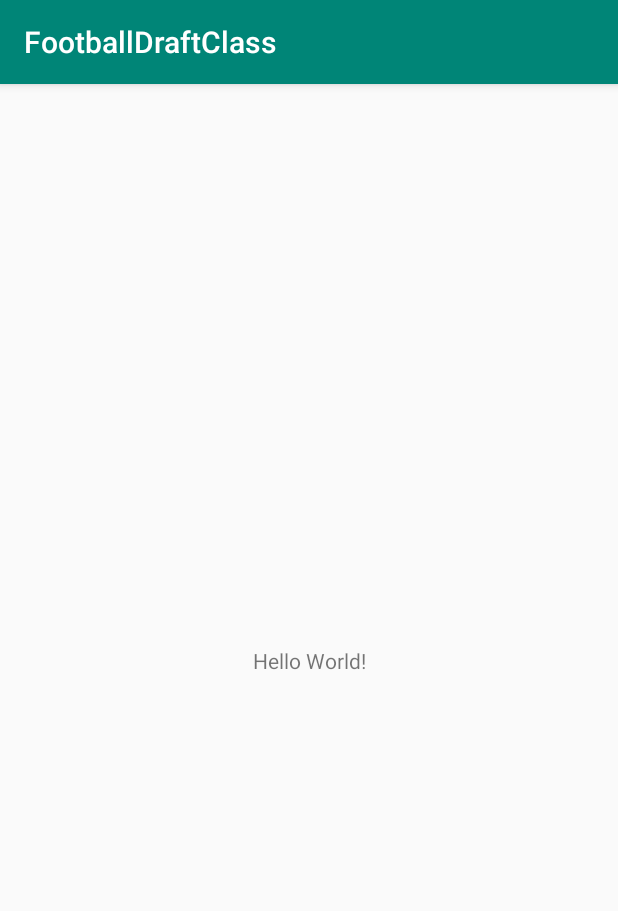
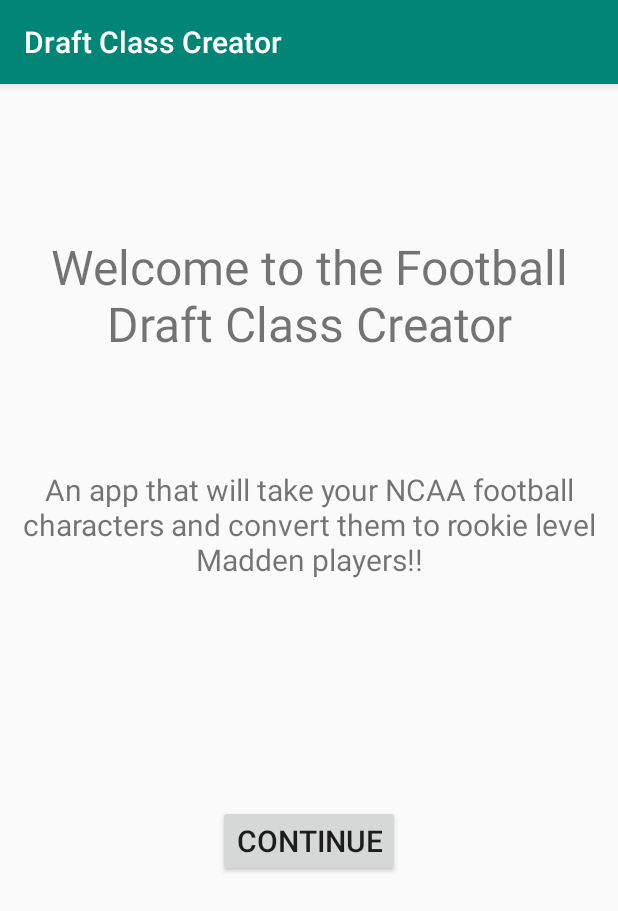
Before and after one commit to rileybros/FootballDraftClass, an Android app: the screen it shows after launch (MainActivity), on a phone screen of 412 x 824 dp. Shown: the top 911 px of the screen. Run offline under Robolectric (Android 15) with nearby library versions, the phone set to English and light mode, and no system bars.

Commit message:
Finished Main Page & starting Home Page

```diff
--- a/app/build.gradle
+++ b/app/build.gradle
@@ -22,6 +22,7 @@ dependencies {
     implementation fileTree(dir: 'libs', include: ['*.jar'])
     implementation 'com.android.support:appcompat-v7:28.0.0'
     implementation 'com.android.support.constraint:constraint-layout:1.1.3'
+    implementation 'com.android.support:design:28.0.0'
     testImplementation 'junit:junit:4.12'
     androidTestImplementation 'com.android.support.test:runner:1.0.2'
     androidTestImplementation 'com.android.support.test.espresso:espresso-core:3.0.2'
--- a/app/src/main/AndroidManifest.xml
+++ b/app/src/main/AndroidManifest.xml
@@ -9,6 +9,10 @@
         android:roundIcon="@mipmap/ic_launcher_round"
         android:supportsRtl="true"
         android:theme="@style/AppTheme">
+        <activity
+            android:name=".HomePage"
+            android:label="@string/title_activity_home_page"
+            android:theme="@style/AppTheme.NoActionBar"></activity>
         <activity android:name=".MainActivity">
             <intent-filter>
                 <action android:name="android.intent.action.MAIN" />
--- a/app/src/main/java/com/example/footballdraftclass/MainActivity.java
+++ b/app/src/main/java/com/example/footballdraftclass/MainActivity.java
@@ -10,4 +10,8 @@ public class MainActivity extends AppCompatActivity {
         super.onCreate(savedInstanceState);
         setContentView(R.layout.activity_main);
     }
+
+    public void ContinueButtonOnClick(){
+
+    }
 }
--- a/app/src/main/res/layout/activity_main.xml
+++ b/app/src/main/res/layout/activity_main.xml
@@ -1,5 +1,6 @@
 <?xml version="1.0" encoding="utf-8"?>
-<android.support.constraint.ConstraintLayout xmlns:android="http://schemas.android.com/apk/res/android"
+<RelativeLayout
+    xmlns:android="http://schemas.android.com/apk/res/android"
     xmlns:app="http://schemas.android.com/apk/res-auto"
     xmlns:tools="http://schemas.android.com/tools"
     android:layout_width="match_parent"
@@ -7,12 +8,32 @@
     tools:context=".MainActivity">
 
     <TextView
+        android:id="@+id/Welcome"
+        android:layout_width="match_parent"
+        android:layout_height="wrap_content"
+        android:layout_marginTop="100dp"
+        android:textSize="32dp"
+        android:gravity="center"
+        android:text="Welcome to the Football Draft Class Creator" />
+
+    <TextView
+        android:id="@+id/Description"
+        android:layout_width="match_parent"
+        android:layout_height="wrap_content"
+        android:layout_below="@+id/Welcome"
+        android:layout_marginTop="75dp"
+        android:textSize="20dp"
+        android:text="@string/description"
+        android:gravity="center" />
+
+    <Button
+        android:id="@+id/Continue_Button"
         android:layout_width="wrap_content"
         android:layout_height="wrap_content"
-        android:text="Hello World!"
-        app:layout_constraintBottom_toBottomOf="parent"
-        app:layout_constraintLeft_toLeftOf="parent"
-        app:layout_constraintRight_toRightOf="parent"
-        app:layout_constraintTop_toTopOf="parent" />
+        android:layout_below="@+id/Description"
+        android:text="Continue"
+        android:textSize="20dp"
+        android:layout_marginTop="150dp"
+        android:layout_centerHorizontal="true"/>
 
-</android.support.constraint.ConstraintLayout>
+</RelativeLayout>
--- /dev/null
+++ b/app/src/main/res/values/dimens.xml
@@ -0,0 +1,3 @@
+<resources>
+    <dimen name="fab_margin">16dp</dimen>
+</resources>
--- a/app/src/main/res/values/strings.xml
+++ b/app/src/main/res/values/strings.xml
@@ -1,3 +1,5 @@
 <resources>
-    <string name="app_name">FootballDraftClass</string>
+    <string name="app_name">Draft Class Creator</string>
+    <string name="description">An app that will take your NCAA football characters and convert them to rookie level Madden players!!</string>
+    <string name="title_activity_home_page">HomePage</string>
 </resources>
--- a/app/src/main/res/values/styles.xml
+++ b/app/src/main/res/values/styles.xml
@@ -8,4 +8,13 @@
         <item name="colorAccent">@color/colorAccent</item>
     </style>
 
+    <style name="AppTheme.NoActionBar">
+        <item name="windowActionBar">false</item>
+        <item name="windowNoTitle">true</item>
+    </style>
+
+    <style name="AppTheme.AppBarOverlay" parent="ThemeOverlay.AppCompat.Dark.ActionBar" />
+
+    <style name="AppTheme.PopupOverlay" parent="ThemeOverlay.AppCompat.Light" />
+
 </resources>
```
Also changed, not shown: app/src/main/java/com/example/footballdraftclass/HomePage.java (added, +29 -0 lines), app/src/main/res/layout/activity_home_page.xml (added, +33 -0 lines), app/src/main/res/layout/content_home_page.xml (added, +11 -0 lines).
